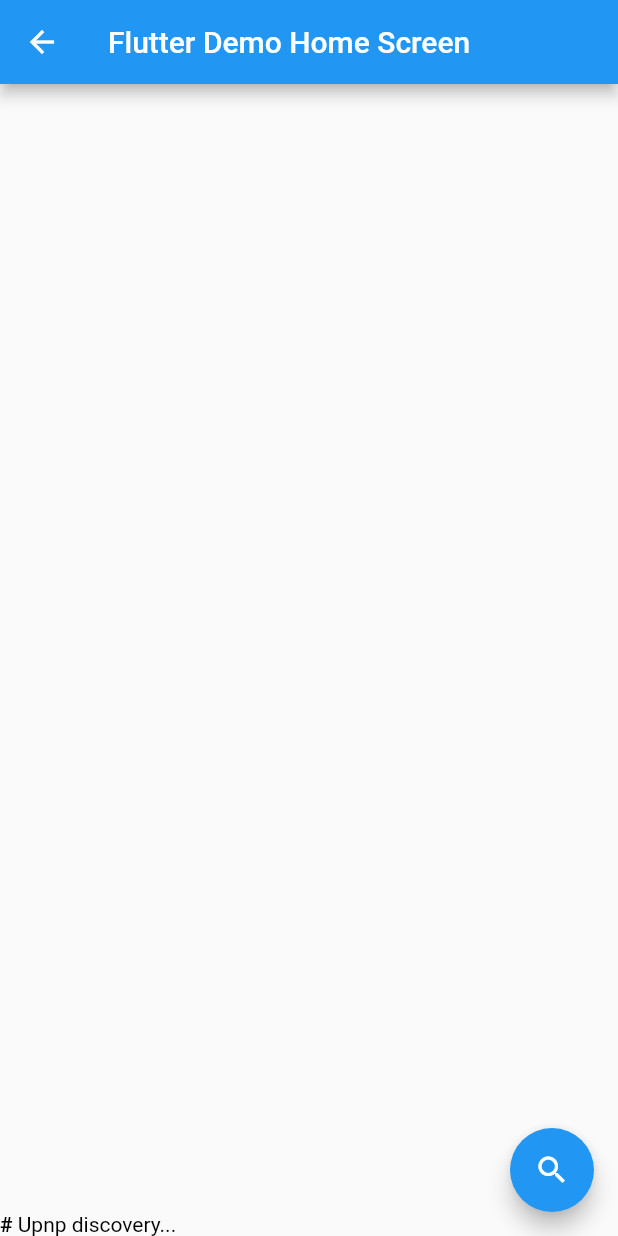
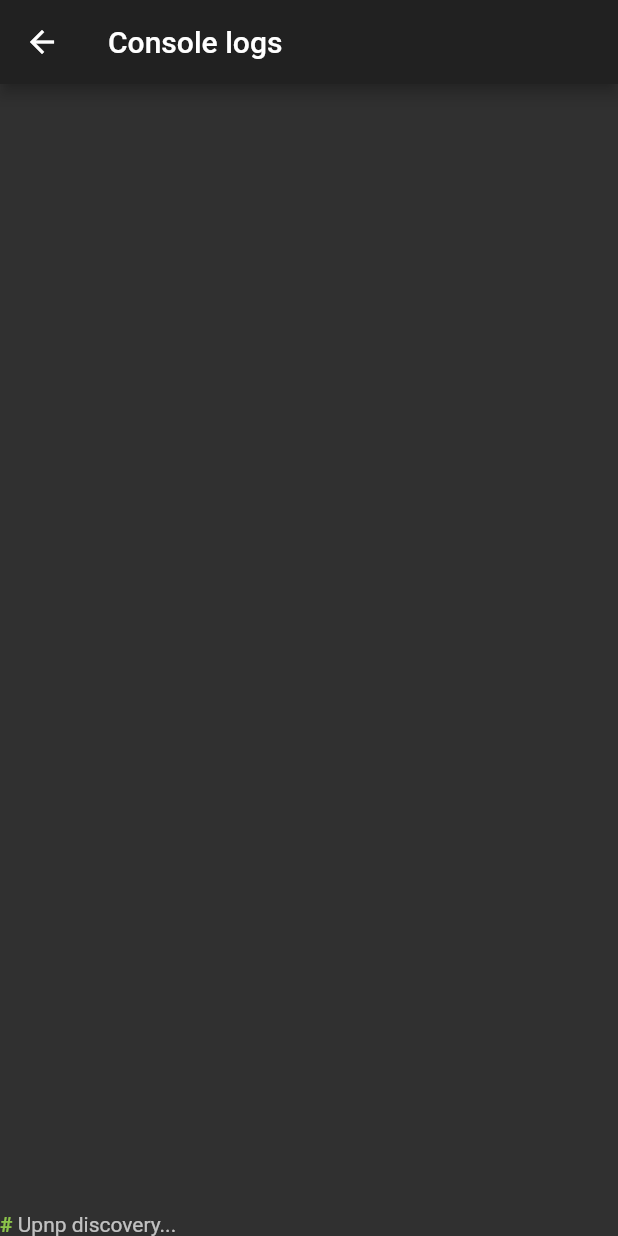
Before and after one commit to apiel/UpnpFlutter, a Flutter app: the LogScreen screen opened directly, on a phone screen of 412 x 824 dp. Run offline on Flutter 3.47's test engine with Material 2 defaults, Android fonts, the phone set to English and light mode, and no system bars.

Commit message:
play a bit with styling

```diff
--- a/lib/components/BarWidget.dart
+++ b/lib/components/BarWidget.dart
@@ -1,6 +1,5 @@
 import 'package:flutter/material.dart';
 
-import './MenuWidget.dart';
 import './../screens/LogScreen.dart';
 
 class BarWidget extends AppBar {
@@ -10,7 +9,7 @@ class BarWidget extends AppBar {
         actions: <Widget>[
           // action button
           new IconButton(
-            icon: new Icon(Icons.search),
+            icon: new Icon(Icons.remove_red_eye),
             onPressed: () {
               Navigator.push(
                 context,
@@ -18,7 +17,6 @@ class BarWidget extends AppBar {
               );
             },
           ),
-          new MenuWidget(),
         ],
       );
 }
--- a/lib/screens/LogScreen.dart
+++ b/lib/screens/LogScreen.dart
@@ -1,45 +1,25 @@
 import 'package:flutter/material.dart';
-import 'dart:async';
 
 import "../Globals.dart";
 
-class LogScreen extends StatefulWidget {
-  LogScreen({Key key}) : super(key: key);
+// instead to use this global log we might use bloc pattern
 
-  @override
-  LogScreenState createState() => new LogScreenState();
-}
-
-class LogScreenState extends State<LogScreen> {
-
-  Globals globals;
-
-  LogScreenState() {
-    this.globals = new Globals();
-  }
-
-  Future _discover() async {
-    await this.globals.discoverer.quickDiscoverClients((data) async {
-      // print(data);
-      String body = await this.globals.parser.parse(data);
-      // print(body);
-      // WIP
-      setState(() {});
-    });
-    setState(() {});
-  }
-
+class LogScreen extends StatelessWidget {
   List<RichText> _buildList() {
-    return this.globals.log == null ? []
-         : this.globals.log.map((item) =>
+    Globals globals = new Globals();
+    return globals.log == null ? []
+         : globals.log.map((item) =>
               new RichText(
                 text: new TextSpan(
                   style: new TextStyle(
-                    fontSize: 14.0,
-                    color: Colors.black,
+                    // fontSize: 14.0,
+                    color: Colors.white70,
                   ),
                   children: <TextSpan>[
-                    new TextSpan(text: '${item.type} ', style: new TextStyle(fontWeight: FontWeight.bold)),
+                    new TextSpan(text: '${item.type} ', style: new TextStyle(
+                      fontWeight: FontWeight.bold,
+                      color: Colors.lightGreen,
+                    )),
                     new TextSpan(text: item.value),
                   ],
                 ),
@@ -51,17 +31,12 @@ class LogScreenState extends State<LogScreen> {
   Widget build(BuildContext context) {
     return new Scaffold(
       appBar: new AppBar(
-        title: new Text('Flutter Demo Home Screen'),
+        title: new Text('Console logs'),
       ),
       body: new ListView(
         reverse: true,
         children: _buildList(),
       ),
-      floatingActionButton: new FloatingActionButton(
-        onPressed: _discover,
-        tooltip: 'Discover',
-        child: new Icon(Icons.search),
-      ),
     );
   }
 }
```
Also changed, not shown: lib/App.dart (+7 -4 lines), lib/screens/DevicesScreen.dart (+1 -8 lines).
